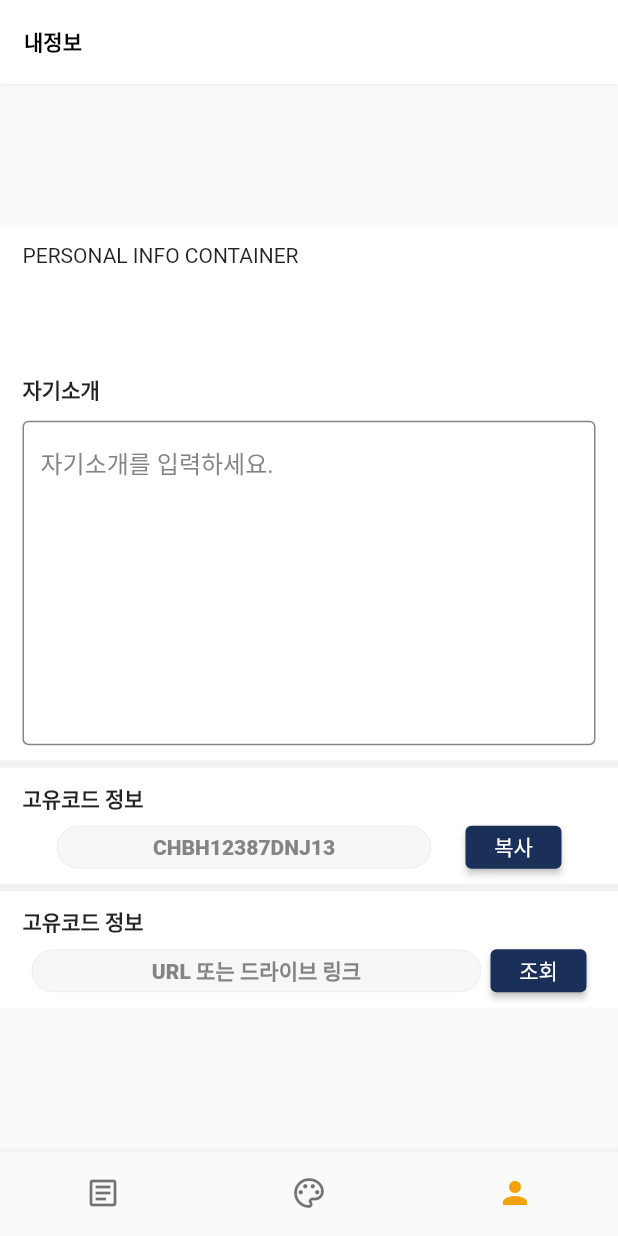
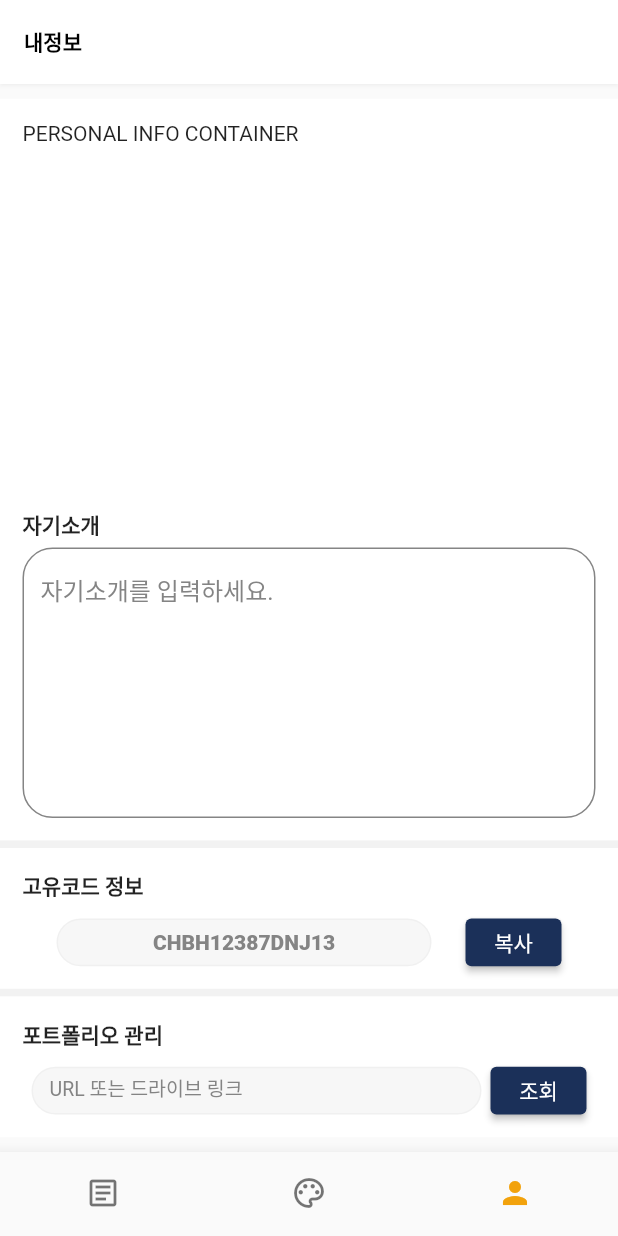
Before and after one commit to lRuRl/idea-concert, a Flutter app: the screen it shows after launch, item 3 of the bottom bar chosen, on a phone screen of 412 x 824 dp. Run offline on Flutter 3.47's test engine with Material 2 defaults, Android fonts, the phone set to English and light mode, and no system bars.

Commit message:
portfolio link

```diff
--- a/iruri/lib/components/palette.dart
+++ b/iruri/lib/components/palette.dart
@@ -4,6 +4,7 @@ const Color themeLighyOrange = Color.fromRGBO(242, 162, 12, 1);
 const Color themeDeepBlue = Color.fromRGBO(27, 48, 89, 1);
 const Color themeLightGrayOpacity20 = Color.fromRGBO(196, 196, 196, 0.13);
 const Color themeGrayText = Color.fromRGBO(119, 119, 119, 0.9);
+
 
 // tags
 const Color tagDessin = Color.fromRGBO(235, 87, 87, 0.2);
--- a/iruri/lib/pages/personal/personal.dart
+++ b/iruri/lib/pages/personal/personal.dart
@@ -21,22 +21,22 @@ class _PersonalPageState extends State<PersonalPage> {
               decoration: BoxDecoration(
                 color: Color.fromRGBO(255, 255, 255, 1),
               ),
-              padding: EdgeInsets.symmetric(horizontal: 15, vertical: 10),
+              padding: EdgeInsets.symmetric(horizontal: 15, vertical: 15),
               width: MediaQuery.of(context).size.width * 1,
-              height: MediaQuery.of(context).size.height * 0.43,
+              height: MediaQuery.of(context).size.height * 0.6,
               child: Column(
                 mainAxisAlignment: MainAxisAlignment.spaceBetween,
                 children: [
                   Container(
                     color: Color.fromRGBO(255, 255, 255, 1),
                     width: MediaQuery.of(context).size.width * 1,
-                    height: MediaQuery.of(context).size.height * 0.10,
+                    height: MediaQuery.of(context).size.height * 0.25,
                     child: personalInfo(),
                   ),
                   Container(
                     color: Color.fromRGBO(255, 255, 255, 1),
                     width: MediaQuery.of(context).size.width * 1,
-                    height: MediaQuery.of(context).size.height * 0.30,
+                    height: MediaQuery.of(context).size.height * 0.25,
                     child: introduction(),
                   )
                 ],
@@ -50,9 +50,9 @@ class _PersonalPageState extends State<PersonalPage> {
                 ),
                 color: Color.fromRGBO(255, 255, 255, 1),
               ),
-              padding: EdgeInsets.symmetric(horizontal: 15, vertical: 10),
+              padding: EdgeInsets.symmetric(horizontal: 15, vertical: 15),
               width: MediaQuery.of(context).size.width * 1,
-              height: MediaQuery.of(context).size.height * 0.10,
+              height: MediaQuery.of(context).size.height * 0.12,
               child: personalCode(),
             ),
             Container(
@@ -63,9 +63,9 @@ class _PersonalPageState extends State<PersonalPage> {
                 ),
                 color: Color.fromRGBO(255, 255, 255, 1),
               ),
-              padding: EdgeInsets.symmetric(horizontal: 15, vertical: 10),
+              padding: EdgeInsets.symmetric(horizontal: 15, vertical: 15),
               width: MediaQuery.of(context).size.width * 1,
-              height: MediaQuery.of(context).size.height * 0.10,
+              height: MediaQuery.of(context).size.height * 0.12,
               child: managePortfolio(),
             ),
           ],
@@ -99,13 +99,16 @@ class _PersonalPageState extends State<PersonalPage> {
               decoration: InputDecoration(
                   focusedBorder: OutlineInputBorder(
                       borderSide: new BorderSide(
-                          color: themeLightGrayOpacity20, width: 1)),
+                          color: themeLightGrayOpacity20, width: 1),
+                      borderRadius: BorderRadius.circular(20)),
                   enabledBorder: OutlineInputBorder(
                       borderSide:
-                          new BorderSide(color: themeGrayText, width: 1)),
+                          new BorderSide(color: themeGrayText, width: 1),
+                      borderRadius: BorderRadius.circular(20)),
                   disabledBorder: OutlineInputBorder(
                       borderSide:
-                          new BorderSide(color: themeGrayText, width: 1)),
+                          new BorderSide(color: themeGrayText, width: 1),
+                      borderRadius: BorderRadius.circular(20)),
                   fillColor: Colors.white,
                   alignLabelWithHint: true,
                   labelStyle: TextStyle(color: themeGrayText),
@@ -163,7 +166,7 @@ class _PersonalPageState extends State<PersonalPage> {
     return Column(crossAxisAlignment: CrossAxisAlignment.start, children: [
       Expanded(
           flex: 1,
-          child: Text("고유코드 정보",
+          child: Text("포트폴리오 관리",
               style: TextStyle(fontWeight: FontWeight.w700),
               textAlign: TextAlign.left)),
       Expanded(
@@ -173,21 +176,30 @@ class _PersonalPageState extends State<PersonalPage> {
               mainAxisAlignment: MainAxisAlignment.spaceEvenly,
               children: [
                 Container(
-                  width: 300,
-                  decoration: BoxDecoration(
-                      border: Border.all(
-                        color: themeLightGrayOpacity20,
-                        width: 1,
-                      ),
-                      borderRadius: BorderRadius.circular(30),
-                      color: themeLightGrayOpacity20),
-                  child: Center(
-                      child: Text(
-                    "URL 또는 드라이브 링크",
-                    style: TextStyle(
-                        color: themeGrayText, fontWeight: FontWeight.w800),
-                  )),
-                ),
+                    width: 300,
+                    decoration: BoxDecoration(
+                        borderRadius: BorderRadius.circular(30),
+                        color: themeLightGrayOpacity20),
+                    child: TextFormField(
+                      enabled: false,
+                      maxLines: 1,
+                      decoration: InputDecoration(
+                          focusedBorder: OutlineInputBorder(
+                              borderSide: new BorderSide(
+                                  color: themeLightGrayOpacity20, width: 1),
+                              borderRadius: BorderRadius.circular(30)),
+                          enabledBorder: OutlineInputBorder(
+                              borderSide: new BorderSide(
+                                  color: themeLightGrayOpacity20, width: 1),
+                              borderRadius: BorderRadius.circular(30)),
+                          disabledBorder: OutlineInputBorder(
+                              borderSide: new BorderSide(
+                                  color: themeLightGrayOpacity20, width: 1),
+                              borderRadius: BorderRadius.circular(30)),
+                          fillColor: Colors.white,
+                          labelStyle: TextStyle(color: themeGrayText, fontSize: 13),
+                          labelText: 'URL 또는 드라이브 링크'),
+                    )),
                 ElevatedButton(
                     onPressed: () {},
                     child: Text("조회"),
```
